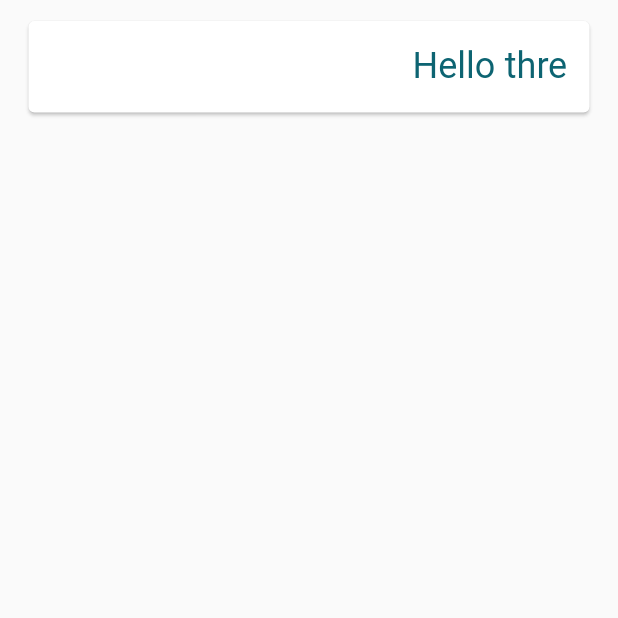
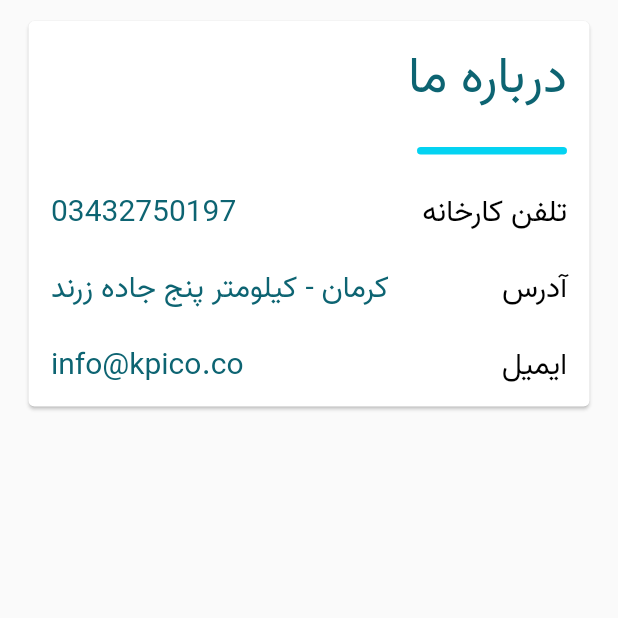
Before and after one commit to Ahmad-Vakilzadeh/kpi-app, a Flutter app: the AboutUs screen opened directly, on a phone screen of 412 x 824 dp, the top half of it. Run offline on Flutter 3.47's test engine with Material 2 defaults, Android fonts, the light colour scheme and no system bars; our stand-ins replace shared_preferences, sqflite; missing offline and left inert: rive_splash_screen; accounts and stored records are empty.

Commit message:
Fix: about us view fixed

```diff
--- a/lib/Screens/AboutUs/about_us.dart
+++ b/lib/Screens/AboutUs/about_us.dart
@@ -22,16 +22,104 @@ class AboutUs extends StatelessWidget {
                       const EdgeInsets.symmetric(horizontal: 15, vertical: 15),
                   child: Column(
                     crossAxisAlignment: CrossAxisAlignment.end,
-                    children: const [
-                      Text(
-                        "Hello thre",
+                    children: [
+                      const Text(
+                        "درباره ما",
                         textAlign: TextAlign.right,
                         style: TextStyle(
                           color: kShadeDarkColor,
-                          fontSize: 24,
+                          fontSize: 34,
                           fontFamily: "Vazir",
                         ),
                       ),
+                      const SizedBox(
+                        height: 25,
+                      ),
+                      Container(
+                        height: 5,
+                        width: 100,
+                        decoration: BoxDecoration(
+                            color: kPrimaryColor,
+                            borderRadius: BorderRadius.circular(15)),
+                      ),
+                      const SizedBox(
+                        height: 25,
+                      ),
+                      Row(
+                        mainAxisAlignment: MainAxisAlignment.spaceBetween,
+                        children: const [
+                          Text(
+                            "03432750197",
+                            textAlign: TextAlign.right,
+                            style: TextStyle(
+                              color: kShadeDarkColor,
+                              fontSize: 20,
+                              fontFamily: "Vazir",
+                            ),
+                          ),
+                          Text(
+                            "تلفن کارخانه",
+                            textAlign: TextAlign.right,
+                            style: TextStyle(
+                              color: Colors.black,
+                              fontSize: 20,
+                              fontFamily: "Vazir",
+                            ),
+                          ),
+                        ],
+                      ),
+                      const SizedBox(
+                        height: 25,
+                      ),
+                      Row(
+                        mainAxisAlignment: MainAxisAlignment.spaceBetween,
+                        children: const [
+                          Text(
+                            "کرمان - کیلومتر پنج جاده زرند",
+                            textAlign: TextAlign.left,
+                            style: TextStyle(
+                              color: kShadeDarkColor,
+                              fontSize: 20,
+                              fontFamily: "Vazir",
+                            ),
+                          ),
+                          Text(
+                            "آدرس",
+                            textAlign: TextAlign.right,
+                            style: TextStyle(
+                              color: Colors.black,
+                              fontSize: 20,
+                              fontFamily: "Vazir",
+                            ),
+                          ),
+                        ],
+                      ),
+                      const SizedBox(
+                        height: 25,
+                      ),
+                      Row(
+                        mainAxisAlignment: MainAxisAlignment.spaceBetween,
+                        children: const [
+                          Text(
+                            "info@kpico.co",
+                            textAlign: TextAlign.left,
+                            style: TextStyle(
+                              color: kShadeDarkColor,
+                              fontSize: 20,
+                              fontFamily: "Vazir",
+                            ),
+                          ),
+                          Text(
+                            "ایمیل",
+                            textAlign: TextAlign.right,
+                            style: TextStyle(
+                              color: Colors.black,
+                              fontSize: 20,
+                              fontFamily: "Vazir",
+                            ),
+                          ),
+                        ],
+                      )
                     ],
                   ),
                 ),
```
